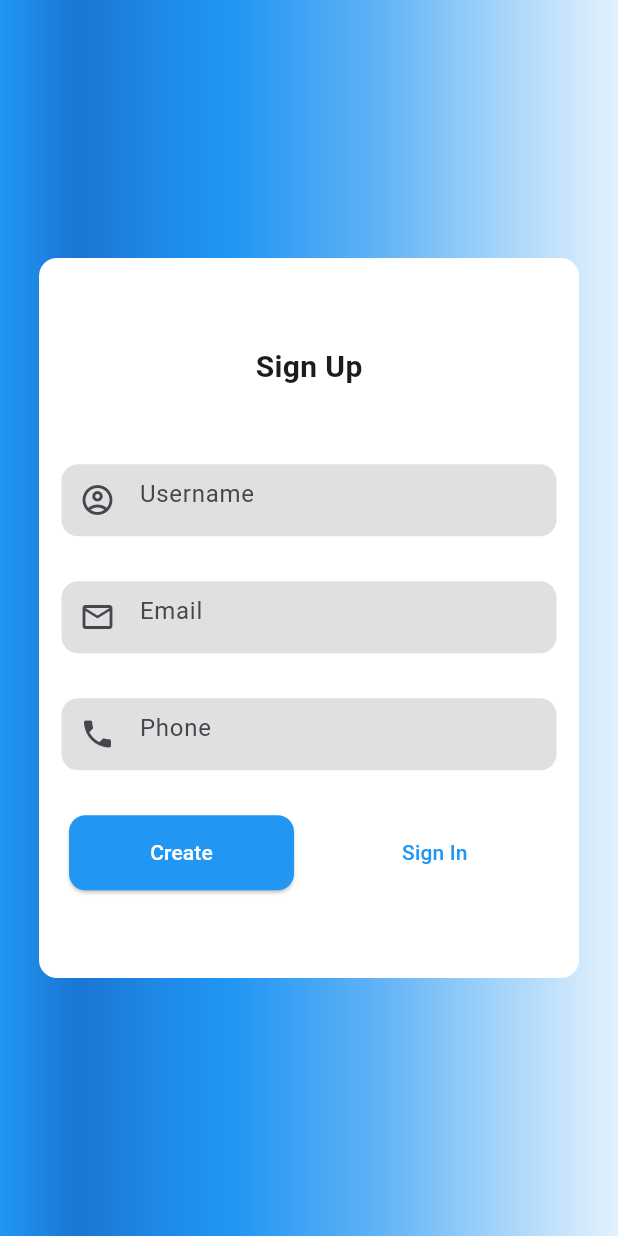
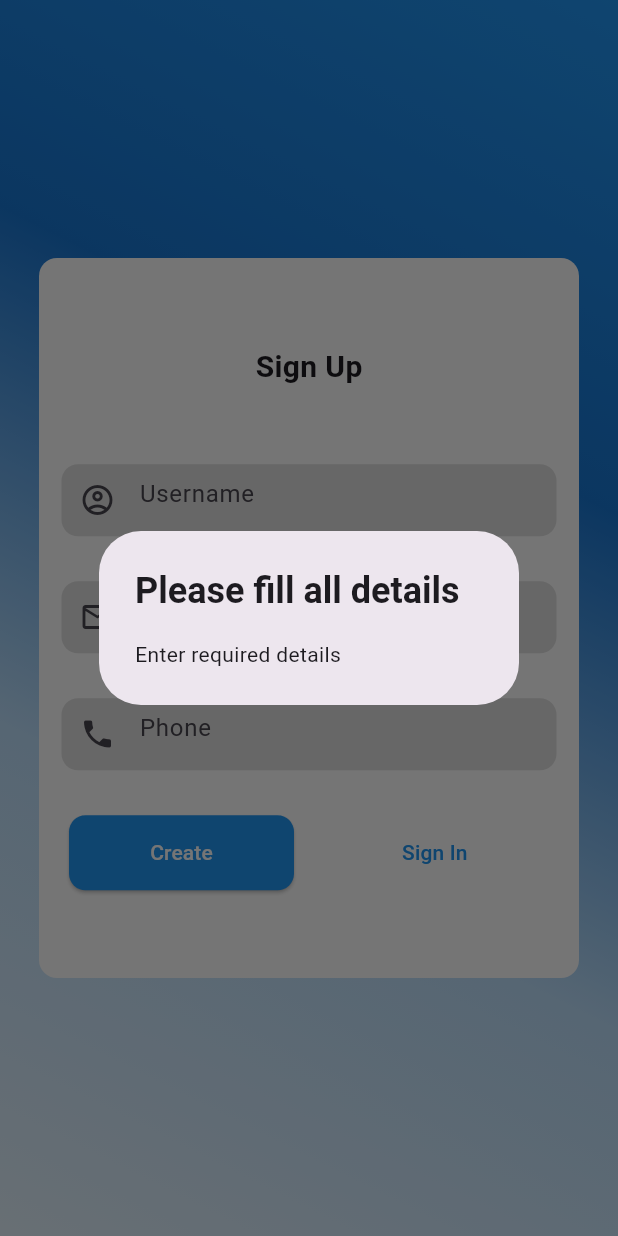
Before and after one commit to heer997/Milk_App_UI, a Flutter app: the SignUp screen opened directly, after a tap on "Create", on a phone screen of 412 x 824 dp. Run offline on Flutter 3.47's test engine with Material 3 defaults, Android fonts, the phone set to English and light mode, and no system bars; project files that could hold a hidden picture were left out.

Commit message:
initial commit

```diff
--- a/lib/SignUp_Password_Screens/SignUp_Screen.dart
+++ b/lib/SignUp_Password_Screens/SignUp_Screen.dart
@@ -1,4 +1,5 @@
 import "package:flutter/material.dart";
+import "package:wscubetech_app_ui/SignUp_Password_Screens/Password.dart";
 
 class SignUp extends StatelessWidget {
   SignUp({super.key});
@@ -20,14 +21,11 @@ class SignUp extends StatelessWidget {
               colors: [
                 Colors.blue,
                 Colors.blue.shade700,
-                Colors.blue.shade600,
-                Colors.blue.shade500,
-                Colors.blue.shade400,
-                Colors.blue.shade300,
-                Colors.blue.shade200,
                 Colors.blue.shade100,
                 Colors.blue.shade50,
               ],
+              begin: const FractionalOffset(1.0, 0.0),
+              end: const FractionalOffset(0.0, 1.0),
             ),
           ),
           child: Center(
@@ -102,7 +100,37 @@ class SignUp extends StatelessWidget {
                     children: [
                       const SizedBox(width: 20.0),
                       ElevatedButton(
-                        onPressed: () {},
+                        onPressed: () {
+                          var username = usernameController.text;
+                          var email = emailController.text;
+                          var phone = phoneController.text;
+                          if (username == "" && email == "" && phone == "") {
+                            showDialog(
+                              context: context,
+                              builder: (context) {
+                                return const AlertDialog(
+                                  title: Text(
+                                    "Please fill all details",
+                                    style:
+                                        TextStyle(fontWeight: FontWeight.bold),
+                                  ),
+                                  content: Text("Enter required details"),
+                                );
+                              },
+                            );
+                          }
+                          else
+                            {
+                              Navigator.push(
+                                context,
+                                MaterialPageRoute(
+                                  builder: (context) {
+                                    return Password();
+                                  },
+                                ),
+                              );
+                            }
+                        },
                         style: ElevatedButton.styleFrom(
                           backgroundColor: Colors.blue,
                           fixedSize: const Size(150.0, 50.0),
```
Also changed, not shown: lib/SignUp_Password_Screens/Password.dart (+36 -3 lines).
